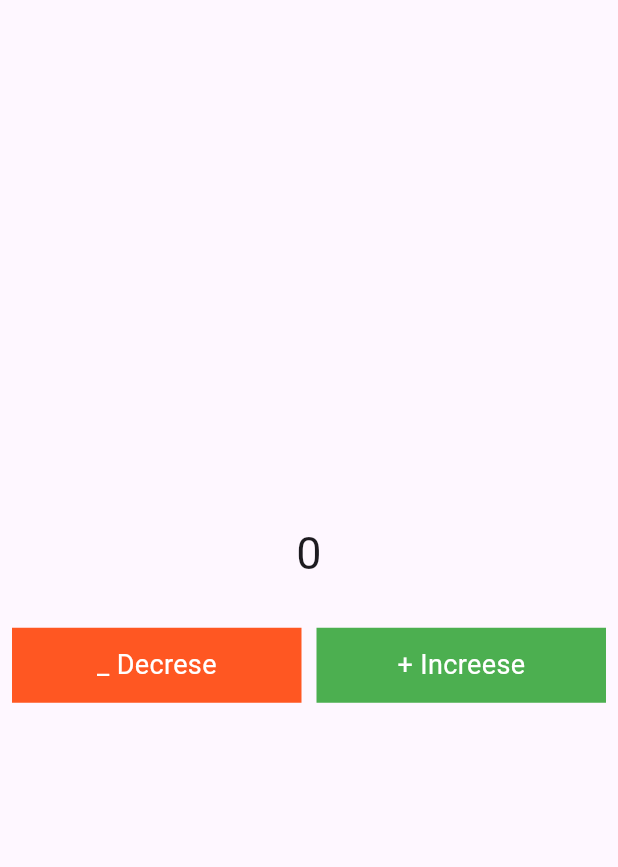
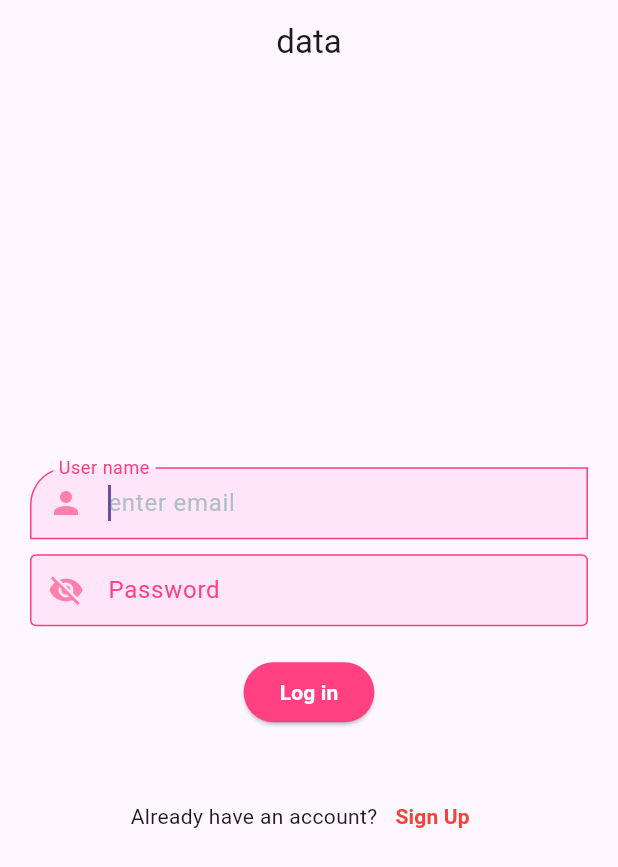
Before and after one commit to aminrazakhan07/Firebase_google_aut_GetX, a Flutter app: the screen it shows after launch, on a phone screen of 412 x 824 dp. Shown: the top 867 px of the screen. Run offline on Flutter 3.47's test engine with Material 3 defaults, Android fonts, the phone set to English and light mode, and no system bars; our stand-ins replace get.

Commit message:
login page

```diff
--- /dev/null
+++ b/lib/LogSingAuth/CustormWidget/CustmButton.dart
@@ -0,0 +1,33 @@
+// ignore_for_file: sort_child_properties_last
+
+import 'package:flutter/material.dart';
+
+class CustmButton extends StatelessWidget {
+  final String btnText;
+  const CustmButton({
+    super.key,
+    required this.btnText,
+  });
+
+  @override
+  Widget build(BuildContext context) {
+    return Padding(
+      padding: EdgeInsets.only(top: 10.0),
+      child: ElevatedButton(
+        onPressed: () {},
+        child: Text(
+          btnText,
+          style: TextStyle(
+            color: Colors.white,
+            fontWeight: FontWeight.bold,
+          ),
+        ),
+        style: ButtonStyle(
+          backgroundColor: WidgetStateProperty.all(
+            Colors.pinkAccent[200],
+          ),
+        ),
+      ),
+    );
+  }
+}
--- /dev/null
+++ b/lib/LogSingAuth/CustormWidget/SnackBar.dart
@@ -0,0 +1,26 @@
+import 'package:flutter/material.dart';
+import 'package:get/get.dart';
+
+class SnackbarHelper {
+  static void showSnackbar({
+    required String title,
+    required String message,
+    SnackPosition? position,
+    IconData? icon,
+    Color backgroundColor = const Color.fromARGB(255, 255, 229, 250),
+    Color textColor = Colors.pinkAccent,
+    Duration duration = const Duration(seconds: 1),
+  }) {
+    Get.snackbar(
+      title,
+      message,
+      snackPosition: position,
+      backgroundColor: backgroundColor,
+      colorText: textColor,
+      borderRadius: 8,
+      margin: const EdgeInsets.all(10),
+      duration: duration,
+      icon: icon != null ? Icon(icon, color: textColor) : null,
+    );
+  }
+}
--- /dev/null
+++ b/lib/LogSingAuth/CustormWidget/TextField.dart
@@ -0,0 +1,65 @@
+import 'package:flutter/material.dart';
+
+class CustomTextfield extends StatelessWidget {
+  final TextEditingController textController;
+  final String lblText;
+  final String hint;
+  final IconData? prefix;
+  final bool obscur;
+  const CustomTextfield({
+    super.key,
+    required this.textController,
+    required this.lblText,
+    required this.hint,
+    this.prefix,
+    this.obscur = false,
+  });
+
+  @override
+  Widget build(BuildContext context) {
+    return Container(
+      child: Padding(
+        padding: const EdgeInsets.only(bottom: 10.0, left: 20, right: 20),
+        child: TextField(
+          controller: textController,
+          obscureText: obscur,
+          autofocus: true,
+          autocorrect: true,
+          decoration: InputDecoration(
+            label: Text(lblText),
+            labelStyle: TextStyle(color: Colors.pinkAccent),
+            hintText: hint,
+            hintStyle: TextStyle(
+              color: Colors.blueGrey[200],
+            ),
+            prefixIcon: Icon(prefix),
+            prefixIconColor: Colors.pinkAccent[100],
+            filled: true,
+            fillColor: const Color.fromARGB(255, 255, 229, 250),
+            border: OutlineInputBorder(
+              borderSide: BorderSide(color: Colors.pinkAccent),
+              // borderRadius: BorderRadius.only(
+              // topLeft: Radius.circular(25),
+              // bottomRight: Radius.circular(25),
+              // ),
+            ),
+            //
+            focusedBorder: OutlineInputBorder(
+              borderSide: BorderSide(color: Colors.pinkAccent),
+              borderRadius: BorderRadius.only(
+                topLeft: Radius.circular(25),
+                bottomRight: Radius.circular(0),
+              ),
+            ),
+            //
+            enabledBorder: OutlineInputBorder(
+              // borderRadius: BorderRadius.circular(25),
+              borderSide: BorderSide(color: Colors.pinkAccent),
+            ),
+            contentPadding: EdgeInsets.symmetric(horizontal: 15, vertical: 12),
+          ),
+        ),
+      ),
+    );
+  }
+}
--- /dev/null
+++ b/lib/LogSingAuth/CustormWidget/alreadyAccount.dart
@@ -0,0 +1,40 @@
+import 'package:flutter/material.dart';
+
+class AlreadyAccount extends StatelessWidget {
+  final VoidCallback onTap;
+  final String switchPage;
+  final String comments;
+
+  const AlreadyAccount({
+    super.key,
+    required this.onTap,
+    required this.comments,
+    required this.switchPage,
+  });
+
+  @override
+  Widget build(BuildContext context) {
+    return Center(
+      child: Padding(
+        padding: const EdgeInsets.only(top: 35.0),
+        child: Row(
+          mainAxisAlignment: MainAxisAlignment.center,
+          children: [
+            Text(comments),
+            //
+            TextButton(
+              onPressed: onTap,
+              child: Text(
+                switchPage,
+                style: TextStyle(
+                  color: Colors.red,
+                  fontWeight: FontWeight.bold,
+                ),
+              ),
+            )
+          ],
+        ),
+      ),
+    );
+  }
+}
--- /dev/null
+++ b/lib/LogSingAuth/LoginScr.dart
@@ -0,0 +1,64 @@
+import 'package:firebase_google_auth/LogSingAuth/CustormWidget/CustmButton.dart';
+import 'package:firebase_google_auth/LogSingAuth/CustormWidget/SnackBar.dart';
+import 'package:firebase_google_auth/LogSingAuth/CustormWidget/TextField.dart';
+import 'package:firebase_google_auth/LogSingAuth/CustormWidget/alreadyAccount.dart';
+import 'package:flutter/material.dart';
+import 'package:get/get.dart';
+
+class LoginScreen extends StatefulWidget {
+  const LoginScreen({super.key});
+
+  @override
+  State<LoginScreen> createState() => _LoginScreenState();
+}
+
+class _LoginScreenState extends State<LoginScreen> {
+  TextEditingController inPutField = TextEditingController();
+  TextEditingController passwordField = TextEditingController();
+
+  @override
+  Widget build(BuildContext context) {
+    return Scaffold(
+      appBar: AppBar(
+        centerTitle: true,
+        title: Text('data'),
+      ),
+      body: Center(
+        child: Column(
+          mainAxisAlignment: MainAxisAlignment.center,
+          children: [
+            CustomTextfield(
+              textController: inPutField,
+              lblText: 'User name',
+              hint: 'enter email',
+              prefix: Icons.person,
+            ),
+            //
+            CustomTextfield(
+              textController: passwordField,
+              lblText: 'Password',
+              hint: 'Password',
+              prefix: Icons.visibility_off,
+            ),
+            CustmButton(
+              btnText: 'Log in',
+            ),
+            //
+            AlreadyAccount(
+              comments: 'Already have an account?',
+              switchPage: 'Sign Up',
+              onTap: () {
+                SnackbarHelper.showSnackbar(
+                  title: 'Sign Up',
+                  message: 'Successfully',
+                  position: SnackPosition.BOTTOM,
+                  icon: Icons.logout_outlined,
+                );
+              },
+            )
+          ],
+        ),
+      ),
+    );
+  }
+}
--- a/lib/main.dart
+++ b/lib/main.dart
@@ -1,5 +1,4 @@
-import 'package:firebase_google_auth/tow_button/homepage.dart';
-import 'package:firebase_google_auth/unique_id/uni_home.dart';
+import 'package:firebase_google_auth/LogSingAuth/LoginScr.dart';
 import 'package:flutter/material.dart';
 import 'package:get/get_navigation/src/root/get_material_app.dart';
 
@@ -13,7 +12,7 @@ class MyApp extends StatelessWidget {
   Widget build(BuildContext context) {
     return GetMaterialApp(
       debugShowCheckedModeBanner: false,
-      home: Homepage(),
+      home: LoginScreen(),
     );
   }
 }
```
